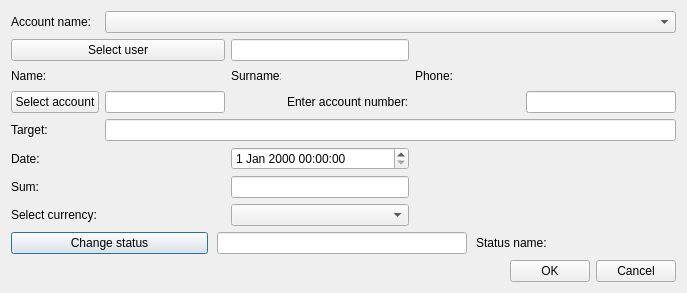
The window that OrmasAdmin/OrmasAdmin/CreatePmtDlg.ui (Dalerjon/TheOrmasProejct) describes before a commit, drawn with Qt 5.
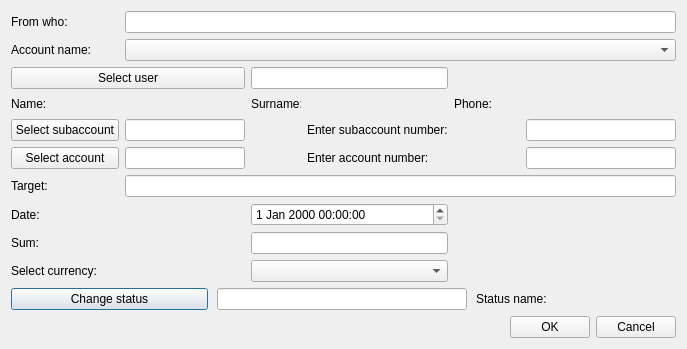
The same window after the commit.

Patch:
```diff
--- a/OrmasAdmin/OrmasAdmin/CreatePmtDlg.ui
+++ b/OrmasAdmin/OrmasAdmin/CreatePmtDlg.ui
@@ -7,7 +7,7 @@
     <x>0</x>
     <y>0</y>
     <width>687</width>
-    <height>290</height>
+    <height>345</height>
    </rect>
   </property>
   <property name="windowTitle">
@@ -32,7 +32,10 @@
    <property name="bottomMargin">
     <number>11</number>
    </property>
-   <item row="13" column="0" colspan="6">
+   <item row="10" column="1" colspan="5">
+    <widget class="QLineEdit" name="targetEdit"/>
+   </item>
+   <item row="14" column="0" colspan="6">
     <widget class="QWidget" name="statusWidget" native="true">
      <layout class="QHBoxLayout" name="horizontalLayout_3">
       <property name="spacing">
@@ -115,7 +118,7 @@
      </property>
     </widget>
    </item>
-   <item row="9" column="0">
+   <item row="10" column="0">
     <widget class="QLabel" name="targetLB">
      <property name="text">
       <string>Target:</string>
@@ -151,12 +154,19 @@
      </property>
     </widget>
    </item>
-   <item row="9" column="1" colspan="5">
-    <widget class="QLineEdit" name="targetEdit"/>
-   </item>
    <item row="1" column="1" colspan="5">
     <widget class="QComboBox" name="accountCmb"/>
    </item>
+   <item row="0" column="1" colspan="5">
+    <widget class="QLineEdit" name="whoEdit"/>
+   </item>
+   <item row="0" column="0">
+    <widget class="QLabel" name="whoLB">
+     <property name="text">
+      <string>From who:</string>
+     </property>
+    </widget>
+   </item>
    <item row="7" column="4">
     <widget class="QLabel" name="phoneLb">
      <property name="text">
@@ -164,7 +174,7 @@
      </property>
     </widget>
    </item>
-   <item row="8" column="5">
+   <item row="9" column="5">
     <widget class="QLineEdit" name="accNumberEdit">
      <property name="minimumSize">
       <size>
@@ -183,24 +193,24 @@
      </property>
     </widget>
    </item>
-   <item row="11" column="0">
+   <item row="12" column="0">
     <widget class="QLabel" name="valieLb">
      <property name="text">
       <string>Sum:</string>
      </property>
     </widget>
    </item>
-   <item row="10" column="2" colspan="2">
-    <widget class="QDateTimeEdit" name="dateEdit"/>
-   </item>
    <item row="11" column="2" colspan="2">
+    <widget class="QDateTimeEdit" name="dateEdit"/>
+   </item>
+   <item row="12" column="2" colspan="2">
     <widget class="QLineEdit" name="valueEdit">
      <property name="toolTip">
       <string>&lt;html&gt;&lt;head/&gt;&lt;body&gt;&lt;p&gt;For example: 300 (depending on currency, in that case 300 USD)&lt;/p&gt;&lt;/body&gt;&lt;/html&gt;</string>
      </property>
     </widget>
    </item>
-   <item row="12" column="0" colspan="2">
+   <item row="13" column="0" colspan="2">
     <widget class="QLabel" name="currencyLb">
      <property name="text">
       <string>Select currency:</string>
@@ -220,10 +230,10 @@
      </property>
     </widget>
    </item>
-   <item row="12" column="2" colspan="2">
+   <item row="13" column="2" colspan="2">
     <widget class="QComboBox" name="currencyCmb"/>
    </item>
-   <item row="8" column="1">
+   <item row="9" column="1">
     <widget class="QLineEdit" name="accIDEdit">
      <property name="maximumSize">
       <size>
@@ -236,14 +246,14 @@
      </property>
     </widget>
    </item>
-   <item row="8" column="3">
+   <item row="9" column="3">
     <widget class="QLabel" name="daLb_2">
      <property name="text">
       <string>Enter account number:</string>
      </property>
     </widget>
    </item>
-   <item row="14" column="0" colspan="6">
+   <item row="15" column="0" colspan="6">
     <layout class="QHBoxLayout" name="horizontalLayout">
      <item>
       <spacer name="horizontalSpacer">
@@ -293,7 +303,7 @@
      </property>
     </widget>
    </item>
-   <item row="10" column="0">
+   <item row="11" column="0">
     <widget class="QLabel" name="dateLb">
      <property name="text">
       <string>Date:</string>
@@ -366,13 +376,59 @@
      </property>
     </widget>
    </item>
-   <item row="8" column="0">
+   <item row="9" column="0">
     <widget class="QPushButton" name="accBtn">
      <property name="text">
       <string>Select account</string>
      </property>
     </widget>
    </item>
+   <item row="8" column="0">
+    <widget class="QPushButton" name="subAccBtn">
+     <property name="text">
+      <string>Select subaccount</string>
+     </property>
+    </widget>
+   </item>
+   <item row="8" column="1">
+    <widget class="QLineEdit" name="saIDEdit">
+     <property name="maximumSize">
+      <size>
+       <width>120</width>
+       <height>16777215</height>
+      </size>
+     </property>
+     <property name="readOnly">
+      <bool>true</bool>
+     </property>
+    </widget>
+   </item>
+   <item row="8" column="3">
+    <widget class="QLabel" name="daLb">
+     <property name="text">
+      <string>Enter subaccount number:</string>
+     </property>
+    </widget>
+   </item>
+   <item row="8" column="5">
+    <widget class="QLineEdit" name="saNumberEdit">
+     <property name="minimumSize">
+      <size>
+       <width>150</width>
+       <height>0</height>
+      </size>
+     </property>
+     <property name="maximumSize">
+      <size>
+       <width>150</width>
+       <height>16777215</height>
+      </size>
+     </property>
+     <property name="text">
+      <string/>
+     </property>
+    </widget>
+   </item>
   </layout>
  </widget>
  <tabstops>
```
